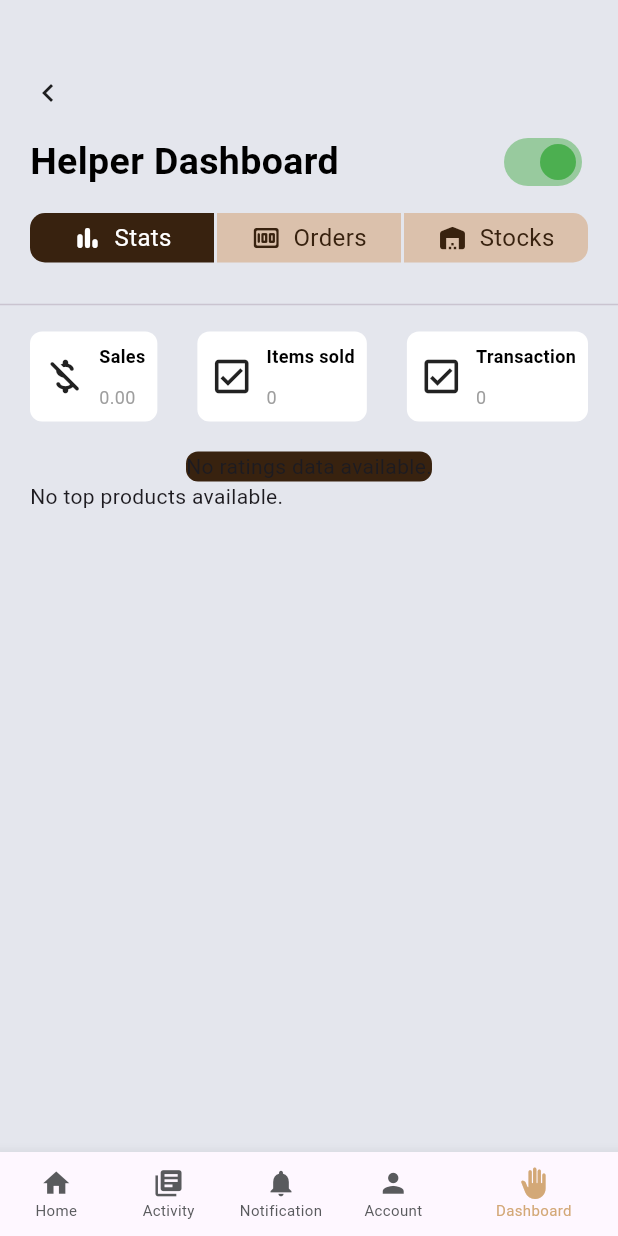
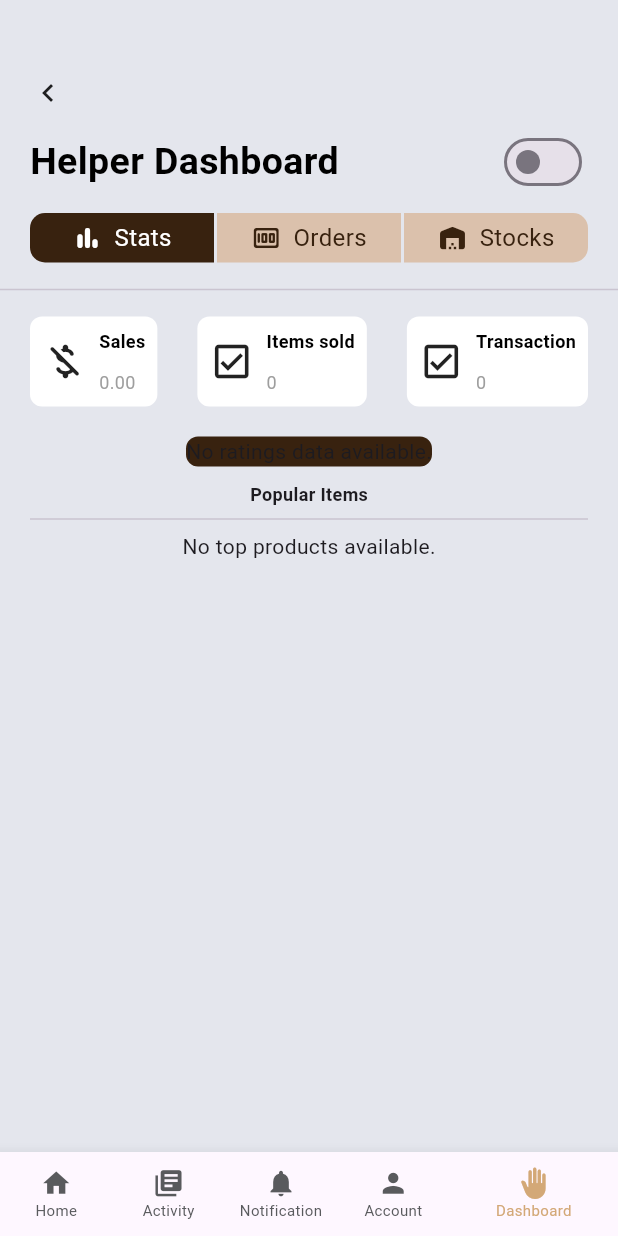
Before and after one commit to spicychicken23/hili_helpers, a Flutter app: the HelperPage screen opened by its route, on a phone screen of 412 x 824 dp. Run offline on Flutter 3.47's test engine with Material 3 defaults, Android fonts, the phone set to English and light mode, and no system bars; our stand-ins replace cloud_firestore, firebase_auth, firebase_core, image_picker; accounts and stored records are empty; Roboto replaces fonts that are missing (DM Sans).

Commit message:
Added price, price shares, quantity and quantity shares on popular items at helper dashboard stats. Improved some calculation functions related in database_services. Added open/close function for stores at helper dashboard stats and services lists.

```diff
--- a/lib/components/helper.dart
+++ b/lib/components/helper.dart
@@ -149,25 +149,50 @@ class _HelperNaviBarState extends State<HelperNaviBar> {
   }
 }
 
-class SwitchExample extends StatefulWidget {
-  const SwitchExample({super.key});
+class shopStatus extends StatefulWidget {
+  const shopStatus({super.key});
 
   @override
-  State<SwitchExample> createState() => _SwitchExampleState();
+  State<shopStatus> createState() => _shopStatusState();
 }
 
-class _SwitchExampleState extends State<SwitchExample> {
-  bool light = true;
+class _shopStatusState extends State<shopStatus> {
+  late bool light;
 
   @override
+  void initState() {
+    super.initState();
+    _fetchShopStatus();
+  }
+
+  Future<void> _fetchShopStatus() async {
+    bool? shopStatus = await DatabaseService().getShopStatus();
+    setState(() {
+      light = shopStatus ?? false;
+    });
+  }
+
   Widget build(BuildContext context) {
+    return FutureBuilder<bool?>(
+      future: DatabaseService().getShopStatus(),
+      builder: (context, snapshot) {
+        if (snapshot.connectionState == ConnectionState.waiting) {
+          return const CircularProgressIndicator();
+        } else if (snapshot.hasError) {
+          return Text('Error: ${snapshot.error}');
+        } else {
           return Switch(
-      value: light,
+            value: snapshot.data ?? false,
             activeColor: Colors.green,
             onChanged: (bool value) {
               setState(() {
                 light = value;
+                DatabaseService().toggleShopStatus(value);
+                _fetchShopStatus();
               });
+            },
+          );
+        }
       },
     );
   }
@@ -239,7 +264,9 @@ class statsCard extends StatelessWidget {
 }
 
 class PopularItems extends StatelessWidget {
-  const PopularItems({Key? key}) : super(key: key);
+  const PopularItems({Key? key, this.sales, this.quantities}) : super(key: key);
+  final double? sales;
+  final int? quantities;
 
   @override
   Widget build(BuildContext context) {
@@ -274,14 +301,39 @@ class PopularItems extends StatelessWidget {
                           fontWeight: FontWeight.bold,
                         ),
                       ),
-                      subtitle: Text(
-                        "Quantity: ${item['quantity']}",
+                      subtitle: Row(
+                        crossAxisAlignment: CrossAxisAlignment.start,
+                        mainAxisAlignment: MainAxisAlignment.spaceEvenly,
+                        children: [
+                          Text(
+                            "Quantity sold: ${item['quantity']}",
                             style: const TextStyle(
                               fontSize: 8,
                             ),
                           ),
+                          Text(
+                            "[${((item['quantity'] / quantities) * 100).toStringAsFixed(0)} %]",
+                            style: const TextStyle(
+                              fontSize: 8,
+                              fontWeight: FontWeight.bold,
                             ),
-                    const Divider(),
+                          ),
+                          Text(
+                            "Total sales: ${item['total']}",
+                            style: const TextStyle(
+                              fontSize: 8,
+                            ),
+                          ),
+                          Text(
+                            "[${((item['total'] / sales) * 100).toStringAsFixed(0)} %]",
+                            style: const TextStyle(
+                              fontSize: 8,
+                              fontWeight: FontWeight.bold,
+                            ),
+                          ),
+                        ],
+                      ),
+                    ),
                   ],
                 );
               }).toList(),
--- a/lib/models/cart.dart
+++ b/lib/models/cart.dart
@@ -48,10 +48,11 @@ class cart {
         FirebaseFirestore.instance.collection('Items');
 
     for (var i = 0; i < items.length; i++) {
-      await itemsCollection.doc('${userId}_$i').set({
+      await itemsCollection.doc('${userId}_${items[i].randomid}_$i').set({
+        'ownerId': userId,
         'itemName': items[i].name,
         'quantity': items[i].quantity,
-        'randomId': items[i].randomid,
+        'total': items[i].subtotal,
       });
     }
   }
--- a/lib/models/servicesLists.dart
+++ b/lib/models/servicesLists.dart
@@ -14,6 +14,7 @@ class fnb {
   int Rate_4;
   int Rate_5;
   String Icon;
+  bool open;
   fnb({
     required this.ID,
     required this.Name,
@@ -27,6 +28,7 @@ class fnb {
     required this.Rate_4,
     required this.Rate_5,
     required this.Icon,
+    required this.open,
   });
 
   fnb.fromJson(Map<String, Object?> json)
@@ -43,6 +45,7 @@ class fnb {
           Rate_4: json['Rate_4'] as int,
           Rate_5: json['Rate_5'] as int,
           Icon: json['Icon'] as String,
+          open: json['open'] as bool,
         );
 
   fnb copyWith({
@@ -58,6 +61,7 @@ class fnb {
     int? Rate_4,
     int? Rate_5,
     String? Icon,
+    bool? open,
   }) {
     return fnb(
       ID: ID ?? this.ID,
@@ -72,6 +76,7 @@ class fnb {
       Rate_4: Rate_4 ?? this.Rate_4,
       Rate_5: Rate_5 ?? this.Rate_5,
       Icon: Icon ?? this.Icon,
+      open: open ?? this.open,
     );
   }
 
@@ -89,6 +94,7 @@ class fnb {
       'Rate_4': Rate_4,
       'Rate_5': Rate_5,
       'Icon': Icon,
+      'open': open
     };
   }
 }
--- a/lib/pages/Helper_page.dart
+++ b/lib/pages/Helper_page.dart
@@ -85,7 +85,7 @@ class _HelperPageState extends State<HelperPage> {
                         ),
                       ),
                       Spacer(),
-                      SwitchExample()
+                      shopStatus()
                     ])
                   ],
                 ),
@@ -95,7 +95,7 @@ class _HelperPageState extends State<HelperPage> {
               ),
               const HelperNaviBar(),
               const SizedBox(
-                height: 20,
+                height: 10,
               ),
               const Divider(),
               const SizedBox(
@@ -137,10 +137,26 @@ class _HelperPageState extends State<HelperPage> {
                   ],
                 ),
               ),
-              const Padding(
-                padding: EdgeInsets.symmetric(horizontal: 20.0),
-                child: PopularItems(),
+              const SizedBox(
+                height: 10,
               ),
+              Padding(
+                padding: const EdgeInsets.symmetric(horizontal: 20.0),
+                child: Column(
+                  crossAxisAlignment: CrossAxisAlignment.center,
+                  children: [
+                    const Text(
+                      "Popular Items",
+                      style: TextStyle(
+                        fontSize: 12,
+                        fontWeight: FontWeight.bold,
+                      ),
+                    ),
+                    const Divider(),
+                    PopularItems(sales: salesData, quantities: quantitySold),
+                  ],
+                ),
+              )
             ],
           ),
         ),
```
Also changed, not shown: lib/components/services.dart (+14 -6 lines), lib/services/database_service.dart (+72 -17 lines). Lines whose indentation alone changed are shown as unchanged.
